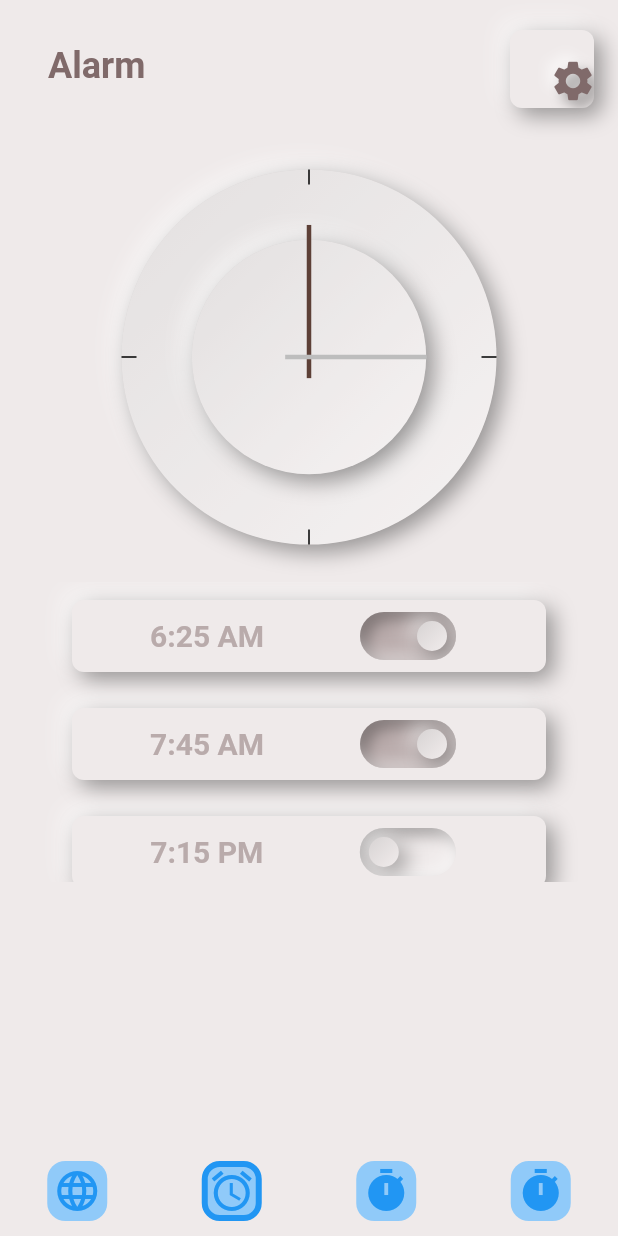
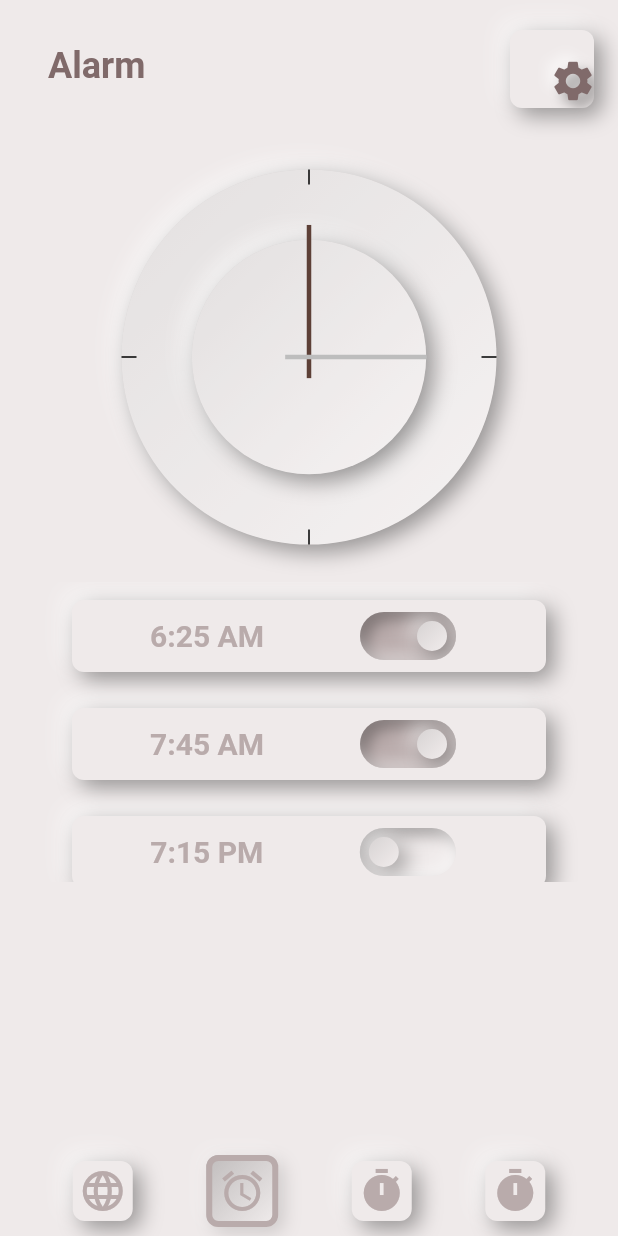
Before and after one commit to DiUS/mobile_sig-neu_clock, a Flutter app: the screen it shows after launch, on a phone screen of 412 x 824 dp. Run offline on Flutter 3.47's test engine with Material 2 defaults, Android fonts, the phone set to English and light mode, and no system bars; drawn by our look-alikes of flutter_neumorphic.

Commit message:
Style bottom nav bar

```diff
--- a/lib/presentation/widgets/bottom_nav_bar.dart
+++ b/lib/presentation/widgets/bottom_nav_bar.dart
@@ -1,23 +1,26 @@
 import 'package:flutter/material.dart';
+import 'package:flutter_neumorphic/flutter_neumorphic.dart';
 
 class BottomNavBar extends StatelessWidget {
   @override
   Widget build(BuildContext context) {
-    return Row(
+    return Padding(
+      padding: const EdgeInsets.symmetric(horizontal: 24),
+      child: Row(
         mainAxisAlignment: MainAxisAlignment.spaceAround,
         children: [
           _BottomButton(
               icon: Icon(
                 Icons.language,
                 size: 32,
-              color: Theme.of(context).accentColor,
+                color: NeumorphicTheme.currentTheme(context).accentColor,
               ),
               cb: () => print('World Clocks')),
           _BottomButton(
               icon: Icon(
                 Icons.alarm,
                 size: 32,
-              color: Theme.of(context).accentColor,
+                color: NeumorphicTheme.currentTheme(context).accentColor,
               ),
               selected: true,
               cb: () => print('Alarms')),
@@ -25,17 +28,18 @@ class BottomNavBar extends StatelessWidget {
               icon: Icon(
                 Icons.timer,
                 size: 32,
-              color: Theme.of(context).accentColor,
+                color: NeumorphicTheme.currentTheme(context).accentColor,
               ),
               cb: () => print('World Clocks')),
           _BottomButton(
               icon: Icon(
                 Icons.timer,
                 size: 32,
-              color: Theme.of(context).accentColor,
+                color: NeumorphicTheme.currentTheme(context).accentColor,
               ),
               cb: () => print('World Clocks')),
         ],
+      ),
     );
   }
 }
@@ -53,16 +57,24 @@ class _BottomButton extends StatelessWidget {
   Widget build(BuildContext context) {
     return GestureDetector(
       onTap: cb,
+      child: Neumorphic(
+        style: selected
+            ? NeumorphicStyle(
+              shape: NeumorphicShape.concave,
+              surfaceIntensity: 0.5,
+              intensity: 0.25,
+              depth: 8,
+                border: NeumorphicBorder(
+                color: NeumorphicTheme.currentTheme(context).accentColor,
+                width: 4,
+              ))
+            : null,
         child: Container(
           // margin: EdgeInsets.all(4),
           height: 40,
           width: 40,
-        decoration: BoxDecoration(
-            border:
-                selected ? Border.all(color: Theme.of(context).accentColor, width: 4) : null,
-            borderRadius: BorderRadius.circular(12),
-            color: Theme.of(context).backgroundColor),
           child: icon,
+        ),
       ),
     );
   }
```
Lines whose indentation alone changed are shown as unchanged.
